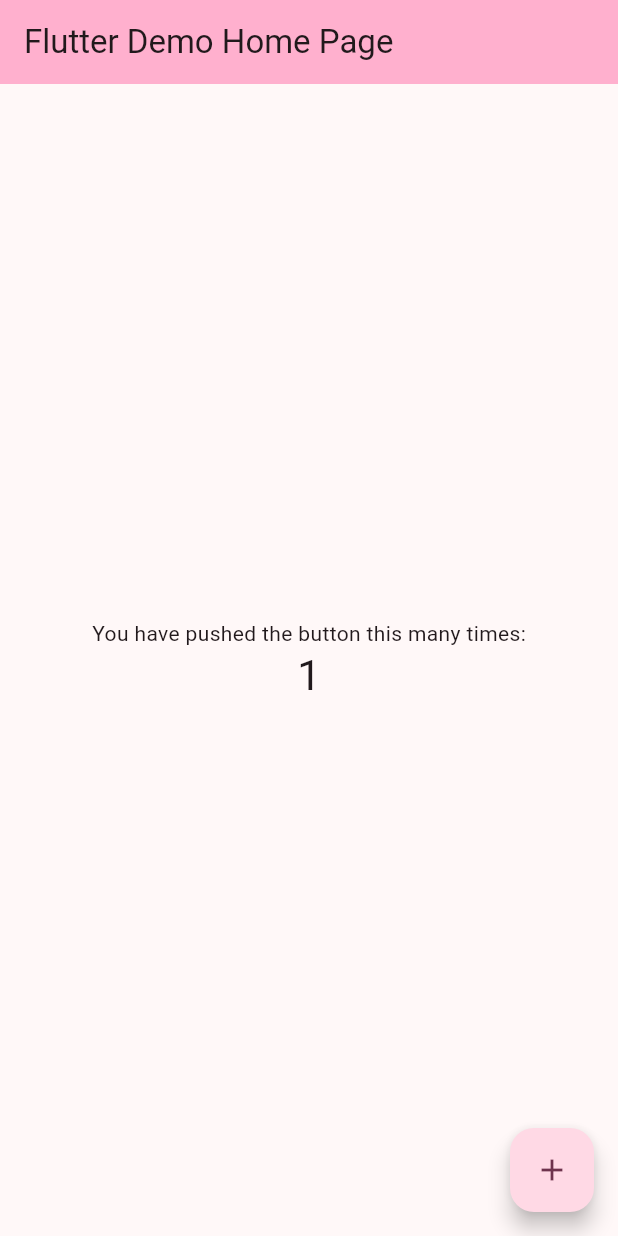
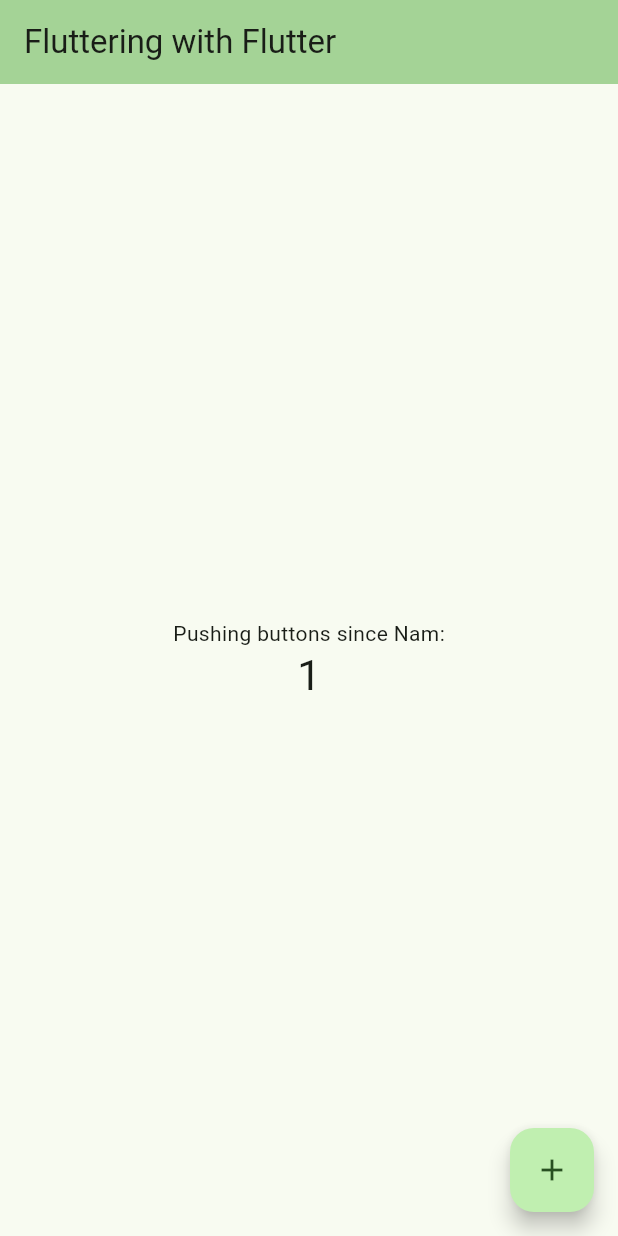
Before and after one commit to mr-steal-ur-code/practice, a Flutter app: the screen it shows after launch, after a tap on the "add" icon, on a phone screen of 412 x 824 dp. Run offline on Flutter 3.47's test engine with Material 2 defaults, Android fonts, the phone set to English and light mode, and no system bars; our stand-ins replace firebase_core; accounts and stored records are empty.

```diff
--- a/lib/main.dart
+++ b/lib/main.dart
@@ -1,7 +1,12 @@
 import 'package:flutter/material.dart';
+import 'package:firebase_core/firebase_core.dart';
+import 'firebase_options.dart';
 
-void main() {
+void main() async {
   runApp(const MyApp());
+  await Firebase.initializeApp(
+    options: DefaultFirebaseOptions.currentPlatform,
+  );
 }
 
 class MyApp extends StatelessWidget {
@@ -29,10 +34,10 @@ class MyApp extends StatelessWidget {
         // This works for code too, not just values: Most code changes can be
         // tested with just a hot reload.
         colorScheme: ColorScheme.fromSeed(
-            seedColor: const Color.fromARGB(255, 249, 1, 154)),
+            seedColor: const Color.fromARGB(255, 0, 255, 26)),
         useMaterial3: true,
       ),
-      home: const MyHomePage(title: 'Flutter Demo Home Page'),
+      home: const MyHomePage(title: 'Fluttering with Flutter'),
     );
   }
 }
@@ -90,6 +95,7 @@ class _MyHomePageState extends State<MyHomePage> {
       body: Center(
         // Center is a layout widget. It takes a single child and positions it
         // in the middle of the parent.
+
         child: Column(
           // Column is also a layout widget. It takes a list of children and
           // arranges them vertically. By default, it sizes itself to fit its
@@ -108,7 +114,7 @@ class _MyHomePageState extends State<MyHomePage> {
           children: <Widget>[
             const Text(
               style: TextStyle(),
-              'You have pushed the button this many times:',
+              'Pushing buttons since Nam:',
             ),
             Text(
               '$_counter',
@@ -121,7 +127,8 @@ class _MyHomePageState extends State<MyHomePage> {
         onPressed: _incrementCounter,
         tooltip: 'Increment',
         child: const Icon(Icons.add),
-      ), // This trailing comma makes auto-formatting nicer for build methods.
+      ),
+      // This trailing comma makes auto-formatting nicer for build methods.
     );
   }
 }
--- a/pubspec.yaml
+++ b/pubspec.yaml
@@ -35,6 +35,7 @@ dependencies:
   # The following adds the Cupertino Icons font to your application.
   # Use with the CupertinoIcons class for iOS style icons.
   cupertino_icons: ^1.0.2
+  firebase_core: ^2.14.0
 
 dev_dependencies:
   flutter_test:
```
Also changed, not shown: lib/firebase_options.dart (added), pubspec.lock, 8 other files.
